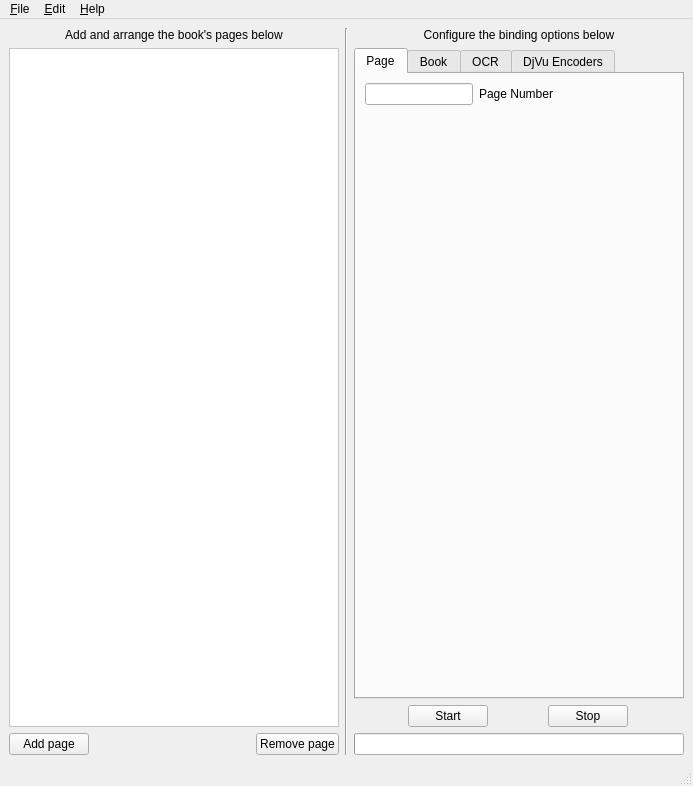
Qt form gui.ui (Blender3D/Bindery) before a commit.
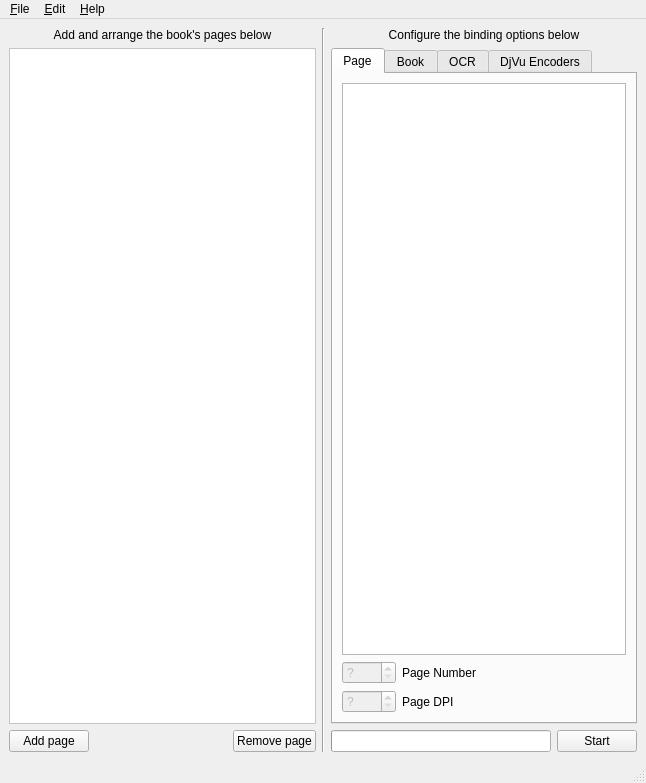
The same form after that commit. Icons and pictures are not drawn. Custom widgets are drawn as their Qt base class.

Commit message: Added working DPI/Pagination boxes, per-page options begun, minor UI changes.

Diff of the .ui file:
```diff
--- a/gui.ui
+++ b/gui.ui
@@ -9,8 +9,8 @@
    <rect>
     <x>0</x>
     <y>0</y>
-    <width>693</width>
-    <height>786</height>
+    <width>646</width>
+    <height>783</height>
    </rect>
   </property>
   <property name="windowTitle">
@@ -143,16 +143,77 @@
           <property name="fieldGrowthPolicy">
            <enum>QFormLayout::AllNonFixedFieldsGrow</enum>
           </property>
-          <item row="0" column="0">
-           <widget class="QLineEdit" name="pageNumber"/>
+          <item row="0" column="0" colspan="2">
+           <widget class="QGraphicsView" name="graphicsView">
+            <property name="dragMode">
+             <enum>QGraphicsView::RubberBandDrag</enum>
+            </property>
+           </widget>
           </item>
-          <item row="0" column="1">
+          <item row="1" column="0">
+           <widget class="QSpinBox" name="pageNumber">
+            <property name="enabled">
+             <bool>false</bool>
+            </property>
+            <property name="specialValueText">
+             <string>?</string>
+            </property>
+            <property name="accelerated">
+             <bool>true</bool>
+            </property>
+            <property name="minimum">
+             <number>0</number>
+            </property>
+            <property name="maximum">
+             <number>5000</number>
+            </property>
+            <property name="value">
+             <number>0</number>
+            </property>
+           </widget>
+          </item>
+          <item row="1" column="1">
            <widget class="QLabel" name="pageNumberLabel">
             <property name="text">
              <string>Page Number</string>
             </property>
            </widget>
           </item>
+          <item row="2" column="0">
+           <widget class="QSpinBox" name="pageDPI">
+            <property name="enabled">
+             <bool>false</bool>
+            </property>
+            <property name="specialValueText">
+             <string>?</string>
+            </property>
+            <property name="accelerated">
+             <bool>true</bool>
+            </property>
+            <property name="suffix">
+             <string/>
+            </property>
+            <property name="prefix">
+             <string/>
+            </property>
+            <property name="minimum">
+             <number>0</number>
+            </property>
+            <property name="maximum">
+             <number>2000</number>
+            </property>
+            <property name="value">
+             <number>0</number>
+            </property>
+           </widget>
+          </item>
+          <item row="2" column="1">
+           <widget class="QLabel" name="pageDPILabel">
+            <property name="text">
+             <string>Page DPI</string>
+            </property>
+           </widget>
+          </item>
          </layout>
         </widget>
         <widget class="QWidget" name="tab">
@@ -344,15 +405,16 @@
        </widget>
       </item>
       <item>
-       <layout class="QHBoxLayout" name="horizontalLayout_5">
+       <layout class="QHBoxLayout" name="horizontalLayout_4">
+        <item>
+         <widget class="QProgressBar" name="progressBar">
+          <property name="invertedAppearance">
+           <bool>false</bool>
+          </property>
+         </widget>
+        </item>
         <item>
          <widget class="QPushButton" name="startButton">
-          <property name="sizePolicy">
-           <sizepolicy hsizetype="Fixed" vsizetype="Fixed">
-            <horstretch>0</horstretch>
-            <verstretch>0</verstretch>
-           </sizepolicy>
-          </property>
           <property name="text">
            <string>Start</string>
           </property>
@@ -362,32 +424,8 @@
           </property>
          </widget>
         </item>
-        <item>
-         <widget class="QPushButton" name="stopButton">
-          <property name="sizePolicy">
-           <sizepolicy hsizetype="Fixed" vsizetype="Fixed">
-            <horstretch>0</horstretch>
-            <verstretch>0</verstretch>
-           </sizepolicy>
-          </property>
-          <property name="text">
-           <string>Stop</string>
-          </property>
-          <property name="icon">
-           <iconset resource="resources.qrc">
-            <normaloff>:/icons/media-playback-stop.png</normaloff>:/icons/media-playback-stop.png</iconset>
-          </property>
-         </widget>
-        </item>
        </layout>
       </item>
-      <item>
-       <widget class="QProgressBar" name="progressBar">
-        <property name="invertedAppearance">
-         <bool>false</bool>
-        </property>
-       </widget>
-      </item>
      </layout>
     </item>
    </layout>
@@ -402,7 +440,7 @@
     <rect>
      <x>0</x>
      <y>0</y>
-     <width>693</width>
+     <width>646</width>
      <height>25</height>
     </rect>
    </property>
```
Left out of the diff: 6 changed lines with no effect on the pictures. The commit also changes 4 other files.
